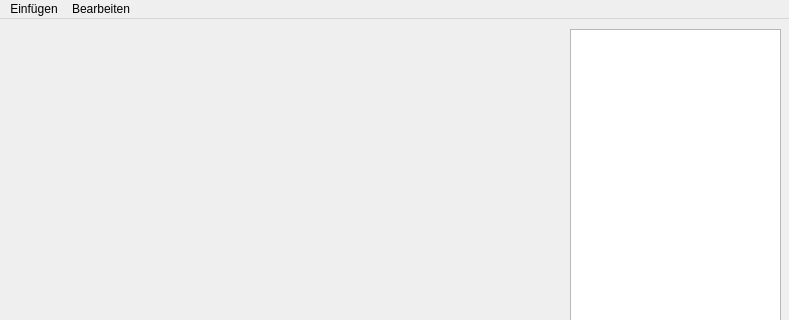
This is mainwin_wst_bearbeiten.ui in TischlerWilly/postprozessor as Qt 5 draws it before an edit; both pictures show x 0 to 789 and y 0 to 320 of the 789 by 518 pixel window. The edited form follows.
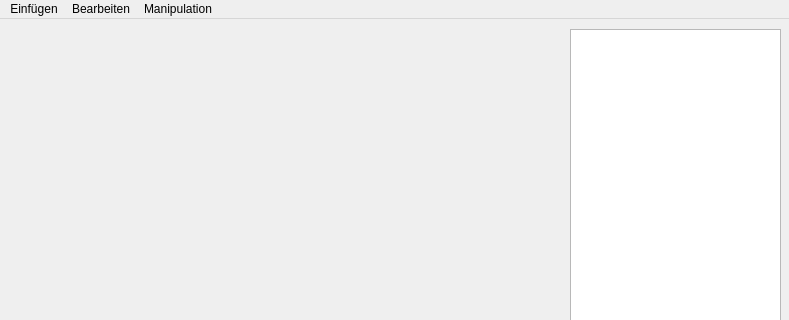
This is the edited form.

```diff
--- a/mainwin_wst_bearbeiten.ui
+++ b/mainwin_wst_bearbeiten.ui
@@ -70,9 +70,17 @@
     <addaction name="separator"/>
     <addaction name="actionEntf"/>
     <addaction name="actionKopieren"/>
+    <addaction name="actionEinfuegen"/>
+   </widget>
+   <widget class="QMenu" name="menuManipulation">
+    <property name="title">
+     <string>Manipulation</string>
+    </property>
+    <addaction name="actionVerschieben"/>
    </widget>
    <addaction name="menuHallo_Welt"/>
    <addaction name="menuBearbeiten"/>
+   <addaction name="menuManipulation"/>
   </widget>
   <widget class="QStatusBar" name="statusbar"/>
   <action name="actionMakeBohrung">
```
Left out of the diff: 16 changed lines with no effect on the pictures.
